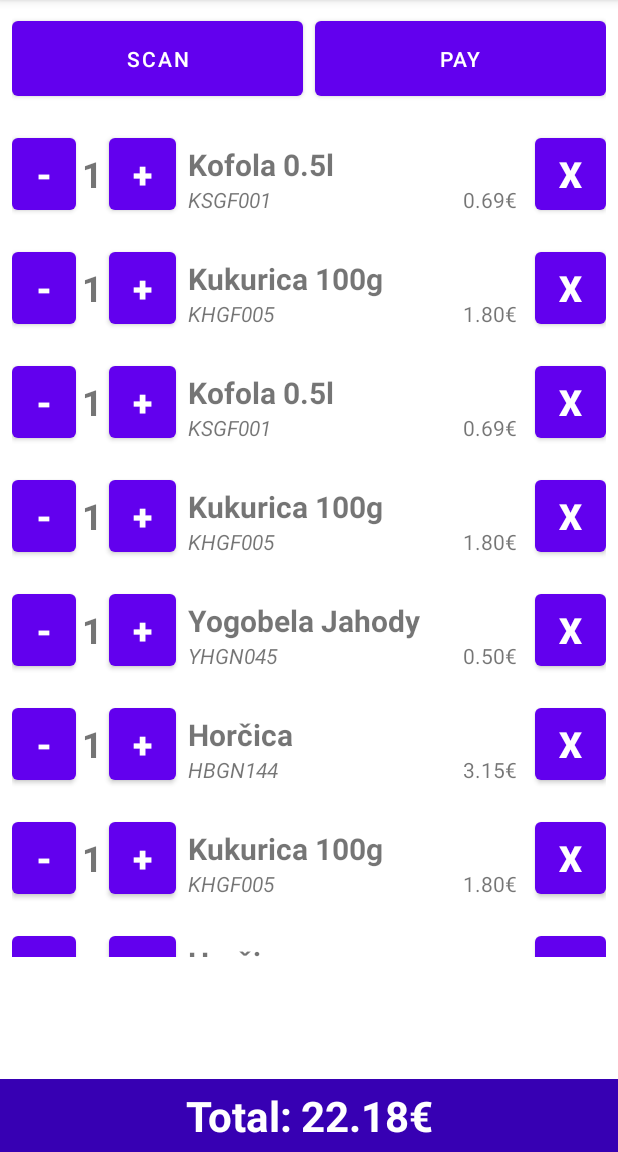
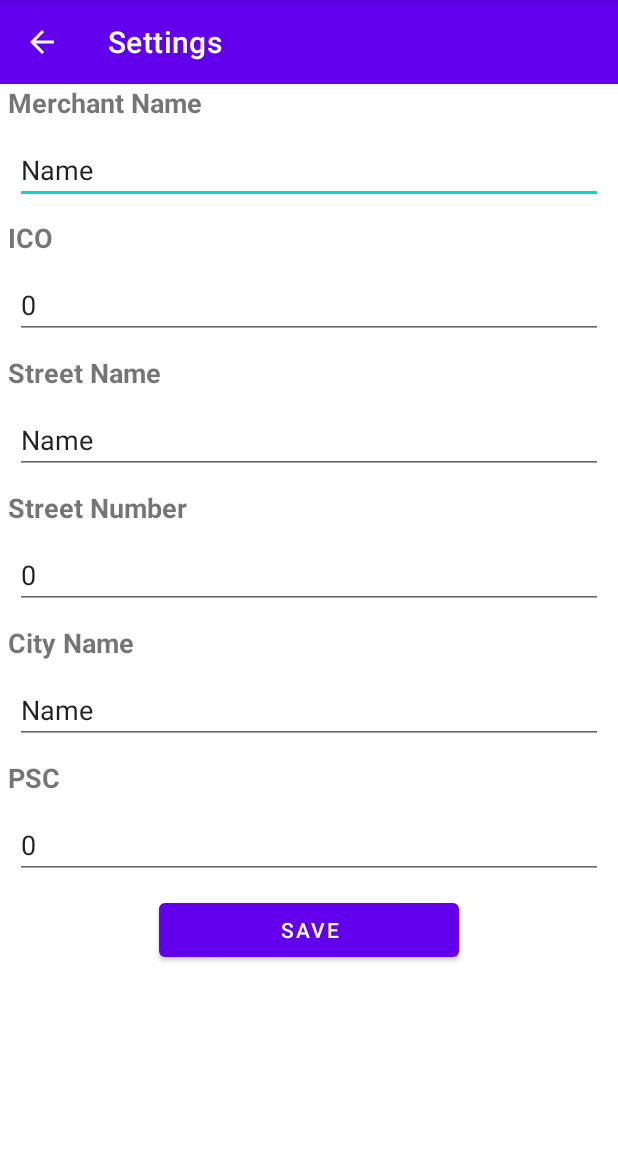
Before and after one commit to slovakiaman/Cashier, an Android app: the screen it shows after launch (MainActivity before the commit, SettingsActivity after it), on a phone screen of 412 x 824 dp, the part 84-1236 px from its top. Run offline under Robolectric (Android 15) with nearby library versions, the phone set to English and light mode, and no system bars; libraries missing offline, so code that uses them is left out: com.google.zxing.integration.

Commit message:
merchant DB

```diff
--- a/app/src/main/java/com/example/cashier/BillActivity.java
+++ b/app/src/main/java/com/example/cashier/BillActivity.java
@@ -62,13 +62,13 @@ public class BillActivity extends AppCompatActivity {
         String s = String.format("%-15s %-10s %25s\n", "Item","Qty","Price");
         String s1 = String.format("%-15s %-10s %35s\n","---------","---------"," --------------");
         String output = address +  s + s1;
-        double sum = 0.0;
+        float sum = 0.0f;
 
         for(ProductModel product : products)
         {
             String name = product.getName();
             int ammount = product.getNumberOfProducts();
-            double price = product.getUnitPrice();
+            float price = product.getUnitPrice();
             String code = product.getCode();
             sum += (price*ammount);
 
--- a/app/src/main/java/com/example/cashier/MainActivity.java
+++ b/app/src/main/java/com/example/cashier/MainActivity.java
@@ -42,6 +42,11 @@ public class MainActivity extends AppCompatActivity {
         super.onCreate(savedInstanceState);
         setContentView(R.layout.activity_main);
         DatabaseHelper databaseHelper = new DatabaseHelper(MainActivity.this);
+        StateManager.setMerchant(databaseHelper.getMerchantDb());
+        if(StateManager.getMerchant() == null){
+            startActivity(new Intent(this,SettingsActivity.class));
+        }
+
         Button scanButton = (Button)findViewById(R.id.btnScan);
         scanButton.setOnClickListener(new View.OnClickListener() {
             public void onClick(View v) {
@@ -80,6 +85,10 @@ public class MainActivity extends AppCompatActivity {
         integrator.setDesiredBarcodeFormats(IntentIntegrator.ALL_CODE_TYPES);
         integrator.setPrompt("Scanning Code");
         integrator.initiateScan();
+    }
+
+    public void clickSettings(View v){
+        startActivity(new Intent(this,SettingsActivity.class));
     }
 
      @Override
--- a/app/src/main/java/com/example/cashier/helpers/DatabaseHelper.java
+++ b/app/src/main/java/com/example/cashier/helpers/DatabaseHelper.java
@@ -8,14 +8,22 @@ import android.database.sqlite.SQLiteOpenHelper;
 
 import androidx.annotation.Nullable;
 
+import com.example.cashier.state_manager.MerchantModel;
 import com.example.cashier.state_manager.ProductModel;
 
 public class DatabaseHelper extends SQLiteOpenHelper {
     public static final String PRODUCT_TABLE = "PRODUCT_TABLE";
     public static final String ID = "ID";
-    public static final String PRODUCT_NAME = "PRODUCT_NAME";
+    public static final String NAME = "NAME";
+    public static final String PRODUCT_NAME = "PRODUCT_" + NAME;
     public static final String PRODUCT_CODE = "PRODUCT_CODE";
     public static final String UNIT_PRICE = "UNIT_PRICE";
+    public static final String MERCHANT_TABLE = "MERCHANT_TABLE";
+    public static final String ICO = "ICO";
+    public static final String STREET = "STREET";
+    public static final String STREET_NUMBER = "STREET_NUMBER";
+    public static final String CITY = "CITY";
+    public static final String PSC = "PSC";
 
     public DatabaseHelper(@Nullable Context context) {
         super(context, "products.db", null, 1);
@@ -23,13 +31,75 @@ public class DatabaseHelper extends SQLiteOpenHelper {
 
     @Override
     public void onCreate(SQLiteDatabase db) {
-        String createTableStatement = "CREATE TABLE " + PRODUCT_TABLE + "(" + ID + " INTEGER PRIMARY KEY AUTOINCREMENT," + PRODUCT_NAME + " TEXT, " + PRODUCT_CODE + " TEXT, " + UNIT_PRICE + " FLOAT)";
-        db.execSQL(createTableStatement);
+        String createProductTable = "CREATE TABLE " + PRODUCT_TABLE + "(" + ID + " INTEGER PRIMARY KEY AUTOINCREMENT," + PRODUCT_NAME + " TEXT, " + PRODUCT_CODE + " TEXT, " + UNIT_PRICE + " FLOAT)";
+        String createMerchantTable = "CREATE TABLE " + MERCHANT_TABLE + " (" + ID + " INTEGER PRIMARY KEY AUTOINCREMENT," + NAME + " TEXT, " + ICO + " TEXT, " + STREET + " TEXT, " + STREET_NUMBER + " TEXT, " + CITY + " TEXT, " + PSC + " TEXT)";
+        db.execSQL(createProductTable);
+        db.execSQL(createMerchantTable);
         fillData(db);
     }
 
     @Override
     public void onUpgrade(SQLiteDatabase db, int oldVersion, int newVersion) {
+
+    }
+
+    public boolean insertMerchant(MerchantModel merchant){
+        SQLiteDatabase db = this.getWritableDatabase();
+        ContentValues cv = new ContentValues();
+        long val;
+
+        cv.put(NAME,merchant.getName());
+        cv.put(ICO,merchant.getIco());
+        cv.put(STREET,merchant.getStreet());
+        cv.put(STREET_NUMBER,merchant.getStreetNumber());
+        cv.put(CITY,merchant.getCity());
+        cv.put(PSC,merchant.getPsc());
+
+        val = db.insert(MERCHANT_TABLE, null, cv);
+
+        if(val == -1){
+            return false;
+        }
+        else{
+            return true;
+        }
+    }
+
+    public void updateMerchant(MerchantModel merchant){
+        SQLiteDatabase db = this.getWritableDatabase();
+        ContentValues cv = new ContentValues();
+
+        cv.put(NAME,merchant.getName());
+        cv.put(ICO,merchant.getIco());
+        cv.put(STREET,merchant.getStreet());
+        cv.put(STREET_NUMBER,merchant.getStreetNumber());
+        cv.put(CITY,merchant.getCity());
+        cv.put(PSC,merchant.getPsc());
+
+         db.update(MERCHANT_TABLE, cv, "ID = ?", new String[]{"1"});
+
+    }
+
+    public MerchantModel getMerchantDb(){
+        MerchantModel merchant = null;
+        String query = "SELECT * FROM " + MERCHANT_TABLE;
+        SQLiteDatabase db = this.getReadableDatabase();
+        Cursor cursor = db.rawQuery(query,null);
+
+        if(cursor.moveToFirst()){ //return true if item was selected
+            String name = cursor.getString(1);
+            String ico = cursor.getString(2);
+            String street = cursor.getString(3);
+            String streetNum = cursor.getString(4);
+            String city = cursor.getString(5);
+            String psc = cursor.getString(6);
+            merchant = new MerchantModel(name,ico,street,streetNum,city,psc);
+        }
+
+        cursor.close();
+        db.close();
+        return merchant;
+
 
     }
 
@@ -43,7 +113,6 @@ public class DatabaseHelper extends SQLiteOpenHelper {
         cv.put(UNIT_PRICE,product.getUnitPrice());
 
         long insert = dba.insert(PRODUCT_TABLE, null, cv);
-
 
         if(insert == -1){
             return false;
@@ -77,5 +146,6 @@ public class DatabaseHelper extends SQLiteOpenHelper {
         addOne(new ProductModel("Vianocka","11112223",1,1.49f),db);
         addOne(new ProductModel("Mlieko","11112224",1,0.59f),db);
         addOne(new ProductModel("Maslo","11112225",1,1.2f),db);
+
     }
 }
--- a/app/src/main/java/com/example/cashier/state_manager/StateManager.java
+++ b/app/src/main/java/com/example/cashier/state_manager/StateManager.java
@@ -44,16 +44,14 @@ public class StateManager {
         return items;
     }
 
-    private static MerchantModel createTestMerchant(){
-        MerchantModel merchantModel = new MerchantModel("Potraviny Koruna","123456789","Hurbanova","12","Zilina","123 45");
-        return merchantModel;
+    public static void setMerchant(MerchantModel merchantModel){
+       stateRef.merchant = merchantModel;
     }
 
     /*
         Get merchant
      */
     public static MerchantModel getMerchant(){
-        stateRef.merchant = createTestMerchant();
         return stateRef.merchant;
     }
 
--- /dev/null
+++ b/app/src/main/res/layout/activity_settings.xml
@@ -0,0 +1,139 @@
+<?xml version="1.0" encoding="utf-8"?>
+<LinearLayout xmlns:android="http://schemas.android.com/apk/res/android"
+    xmlns:app="http://schemas.android.com/apk/res-auto"
+    xmlns:tools="http://schemas.android.com/tools"
+    android:layout_width="match_parent"
+    android:layout_height="wrap_content"
+    android:orientation="vertical"
+    tools:context=".SettingsActivity">
+
+    <androidx.appcompat.widget.Toolbar
+        android:id="@+id/toolbar"
+        android:layout_width="match_parent"
+        android:layout_height="wrap_content"
+        android:background="?attr/colorPrimary"
+        android:minHeight="?attr/actionBarSize"
+        android:onClick="clickBack"
+        android:theme="?attr/actionBarTheme"
+        app:navigationIcon="@drawable/abc_vector_test"
+        app:title="Settings" />
+
+    <TextView
+        android:id="@+id/textView8"
+        android:layout_width="match_parent"
+        android:layout_height="wrap_content"
+        android:layout_marginLeft="5dp"
+        android:text="@string/merchant_name"
+        android:textSize="18sp"
+        android:textStyle="bold" />
+
+    <EditText
+        android:id="@+id/idSetName"
+        android:layout_width="match_parent"
+        android:layout_height="wrap_content"
+        android:layout_margin="10dp"
+        android:ems="10"
+        android:inputType="textPersonName"
+        android:text="@string/name" />
+
+    <TextView
+        android:id="@+id/textView7"
+        android:layout_width="match_parent"
+        android:layout_height="wrap_content"
+        android:layout_marginLeft="5dp"
+        android:text="@string/ico"
+        android:textSize="18sp"
+        android:textStyle="bold" />
+
+    <EditText
+        android:id="@+id/idSetICO"
+        android:layout_width="match_parent"
+        android:layout_height="wrap_content"
+        android:layout_margin="10dp"
+        android:ems="10"
+        android:inputType="number"
+        android:text="0" />
+
+    <TextView
+        android:id="@+id/textView6"
+        android:layout_width="match_parent"
+        android:layout_height="wrap_content"
+        android:layout_marginLeft="5dp"
+        android:text="@string/street_name"
+        android:textSize="18sp"
+        android:textStyle="bold" />
+
+    <EditText
+        android:id="@+id/idSetStreet"
+        android:layout_width="match_parent"
+        android:layout_height="wrap_content"
+        android:layout_margin="10dp"
+        android:ems="10"
+        android:inputType="textPersonName"
+        android:text="@string/name" />
+
+    <TextView
+        android:id="@+id/textView5"
+        android:layout_width="match_parent"
+        android:layout_height="wrap_content"
+        android:layout_marginLeft="5dp"
+        android:text="@string/street_number"
+        android:textSize="18sp"
+        android:textStyle="bold" />
+
+    <EditText
+        android:id="@+id/idSetStreetNum"
+        android:layout_width="match_parent"
+        android:layout_height="wrap_content"
+        android:layout_margin="10dp"
+        android:ems="10"
+        android:inputType="number"
+        android:text="0" />
+
+    <TextView
+        android:id="@+id/textView4"
+        android:layout_width="match_parent"
+        android:layout_height="wrap_content"
+        android:layout_marginLeft="5dp"
+        android:text="@string/city_name"
+        android:textSize="18sp"
+        android:textStyle="bold" />
+
+    <EditText
+        android:id="@+id/idSetCity"
+        android:layout_width="match_parent"
+        android:layout_height="wrap_content"
+        android:layout_margin="10dp"
+        android:ems="10"
+        android:inputType="textPersonName"
+        android:text="@string/name" />
+
+    <TextView
+        android:id="@+id/textView3"
+        android:layout_width="match_parent"
+        android:layout_height="wrap_content"
+        android:text="@string/psc"
+        android:textSize="18sp"
+        android:textStyle="bold"
+        android:layout_marginLeft="5dp" />
+
+    <EditText
+        android:id="@+id/idSetPSC"
+        android:layout_width="match_parent"
+        android:layout_height="wrap_content"
+        android:layout_margin="10dp"
+        android:ems="10"
+        android:inputType="number"
+
+        android:text="0" />
+
+    <Button
+        android:id="@+id/btnSaveSettings"
+        android:layout_width="200dp"
+        android:layout_height="wrap_content"
+        android:layout_gravity="center"
+        android:onClick="buttonSave"
+        android:text="@string/save"
+        android:textAlignment="center" />
+
+</LinearLayout>
--- a/app/src/main/res/values-night/strings.xml
+++ b/app/src/main/res/values-night/strings.xml
@@ -2,4 +2,13 @@
 <resources>
     <string name="home">Home</string>
     <string name="payment_bill">Payment bill</string>
+    <string name="merchant_name">Merchant Name</string>
+    <string name="ico">ICO</string>
+    <string name="street_name">Street Name</string>
+    <string name="street_number">Street Number</string>
+    <string name="city_name">City Name</string>
+    <string name="name">Name</string>
+    <string name="psc">PSC</string>
+    <string name="save">Save</string>
+    <string name="settings">Settings</string>
 </resources>
--- a/app/src/main/res/values/strings.xml
+++ b/app/src/main/res/values/strings.xml
@@ -5,4 +5,13 @@
     <string name="btn_color">#007FFF</string>
     <string name="home">Home</string>
     <string name="payment_bill">Payment bill</string>
+    <string name="merchant_name">Merchant Name</string>
+    <string name="ico">ICO</string>
+    <string name="street_name">Street Name</string>
+    <string name="street_number">Street Number</string>
+    <string name="city_name">City Name</string>
+    <string name="name">Name</string>
+    <string name="psc">PSC</string>
+    <string name="save">Save</string>
+    <string name="settings">Settings</string>
 </resources>
```
Also changed, not shown: app/src/main/AndroidManifest.xml (+9 -7 lines), app/src/main/java/com/example/cashier/SettingsActivity.java (added, +70 -0 lines), app/src/main/res/layout/activity_main.xml (+9 -0 lines), app/src/main/res/layout/register_activity_layout.xml (+5 -2 lines).
